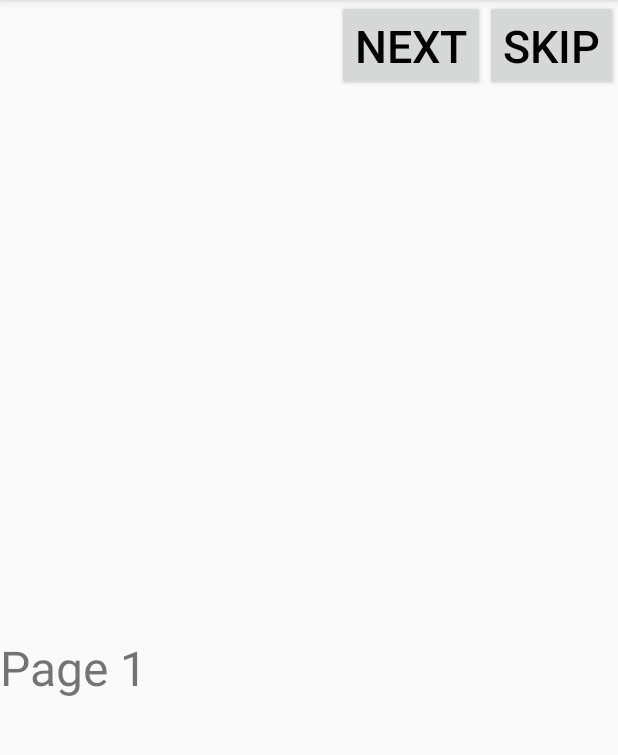
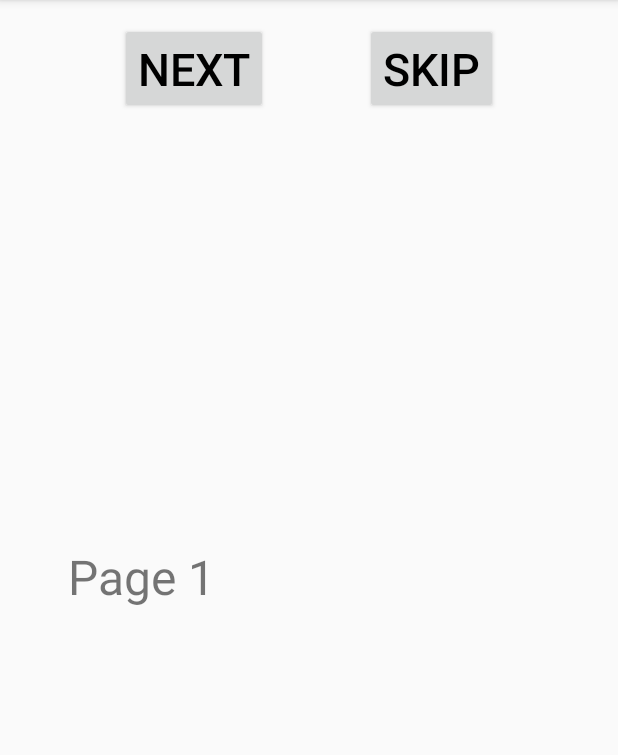
Before and after one commit to BigOnake/Spend-time, an Android app: the screen it shows after launch (IntroActivity), on a phone screen of 412 x 824 dp, the part 84-839 px from its top. Run offline under Robolectric (Android 15) with nearby library versions, the phone set to English and light mode, and no system bars.

Commit message:
upd: 1st hw done improved

```diff
--- a/app/src/main/AndroidManifest.xml
+++ b/app/src/main/AndroidManifest.xml
@@ -4,19 +4,20 @@
 
     <application
         android:allowBackup="true"
+        android:name=".App"
         android:icon="@mipmap/ic_launcher"
         android:label="@string/app_name"
         android:roundIcon="@mipmap/ic_launcher_round"
         android:supportsRtl="true"
         android:theme="@style/AppTheme">
-        <activity android:name=".viewPager.IntroActivity">
+        <activity android:name=".presentation.intro.IntroActivity">
             <intent-filter>
                 <action android:name="android.intent.action.MAIN" />
 
                 <category android:name="android.intent.category.LAUNCHER" />
             </intent-filter>
         </activity>
-        <activity android:name=".MainActivity">
+        <activity android:name=".presentation.main.MainActivity">
 
         </activity>
     </application>
--- /dev/null
+++ b/app/src/main/java/com/example/todourmat/App.java
@@ -0,0 +1,10 @@
+package com.example.todourmat;
+
+import android.app.Application;
+
+public class App extends Application {
+    @Override
+    public void onCreate() {
+        super.onCreate();
+    }
+}
--- /dev/null
+++ b/app/src/main/java/com/example/todourmat/presentation/intro/IntroActivity.java
@@ -0,0 +1,100 @@
+package com.example.todourmat.presentation.intro;
+
+import androidx.annotation.NonNull;
+import androidx.appcompat.app.AppCompatActivity;
+import androidx.fragment.app.Fragment;
+import androidx.fragment.app.FragmentManager;
+import androidx.fragment.app.FragmentPagerAdapter;
+import androidx.viewpager.widget.ViewPager;
+
+import android.content.Intent;
+import android.os.Bundle;
+import android.view.View;
+import android.widget.Button;
+
+import com.example.todourmat.presentation.main.MainActivity;
+import com.example.todourmat.R;
+
+public class IntroActivity extends AppCompatActivity {
+
+    private ViewPager viewPager;
+    private Button btnSkip, btnNext;
+
+    @Override
+    protected void onCreate(Bundle savedInstanceState) {
+        super.onCreate(savedInstanceState);
+        setContentView(R.layout.activity_intro);
+
+        viewPager = findViewById(R.id.view_pager);
+        viewPager.setAdapter(new IntroPagerAdapter(getSupportFragmentManager()));
+        btnSkip = findViewById(R.id.btn_skip);
+        btnNext = findViewById(R.id.btn_next);
+
+        btnSkip.setOnClickListener(new View.OnClickListener() {
+            @Override
+            public void onClick(View v) {
+                Intent intent = new Intent(IntroActivity.this, MainActivity.class);
+                startActivity(intent);
+                finish();
+            }
+        });
+
+        btnNext.setOnClickListener(new View.OnClickListener() {
+            @Override
+            public void onClick(View v) {
+                viewPager.setCurrentItem(viewPager.getCurrentItem() + 1, true);
+                /*switch (viewPager.getCurrentItem()) {
+                    case 0:
+                        viewPager.setCurrentItem(1);
+                        break;
+                    case 1:
+                        viewPager.setCurrentItem(2);
+                        break;
+                }*/
+            }
+        });
+
+        viewPager.addOnPageChangeListener(new ViewPager.OnPageChangeListener() {
+            @Override
+            public void onPageScrolled(int position, float positionOffset, int positionOffsetPixels) {
+            }
+
+            @Override
+            public void onPageSelected(int position) {
+                if (viewPager.getCurrentItem() == 2) {
+                    btnNext.setVisibility(View.GONE);
+                    btnSkip.setText("Start");
+                } else {
+                    btnSkip.setText("skip");
+                    btnNext.setVisibility(View.VISIBLE);
+                }
+            }
+
+            @Override
+            public void onPageScrollStateChanged(int state) {
+            }
+        });
+    }
+
+
+
+
+    public class IntroPagerAdapter extends FragmentPagerAdapter {
+
+        public IntroPagerAdapter(@NonNull FragmentManager fm) {
+            super(fm, FragmentPagerAdapter.BEHAVIOR_RESUME_ONLY_CURRENT_FRAGMENT);
+        }
+
+        @NonNull
+        @Override
+        public Fragment getItem(int position) {
+            IntroFragment.newInstance(position);
+            return IntroFragment.newInstance(position);
+        }
+
+        @Override
+        public int getCount() {
+            return 3;
+        }
+    }
+}
--- a/app/src/main/java/com/example/todourmat/viewPager/IntroFragment.java
+++ b/app/src/main/java/com/example/todourmat/presentation/intro/IntroFragment.java
@@ -1,14 +1,10 @@
-package com.example.todourmat.viewPager;
+package com.example.todourmat.presentation.intro;
 
-import android.content.Intent;
 import android.os.Bundle;
 
 import androidx.annotation.NonNull;
 import androidx.annotation.Nullable;
 import androidx.fragment.app.Fragment;
-import androidx.fragment.app.FragmentManager;
-import androidx.fragment.app.FragmentPagerAdapter;
-import androidx.viewpager.widget.ViewPager;
 
 import android.view.LayoutInflater;
 import android.view.View;
@@ -16,7 +12,6 @@ import android.view.ViewGroup;
 import android.widget.Button;
 import android.widget.TextView;
 
-import com.example.todourmat.MainActivity;
 import com.example.todourmat.R;
 
 /**
@@ -25,7 +20,15 @@ import com.example.todourmat.R;
 public class IntroFragment extends Fragment {
 
     private TextView textTitle;
-    private Button button;
+    public static final String ARG_POSITION = "position";
+
+    public static Fragment newInstance(int position){
+        Bundle bundle = new Bundle();  // bundle - это аргумент
+        bundle.putInt(IntroFragment.ARG_POSITION, position);
+        IntroFragment fragment = new IntroFragment();
+        fragment.setArguments(bundle);
+        return fragment;
+    }
 
     public IntroFragment() {
         // Required empty public constructor
@@ -41,33 +44,20 @@ public class IntroFragment extends Fragment {
     @Override
     public void onViewCreated(@NonNull View view, @Nullable Bundle savedInstanceState) {
         super.onViewCreated(view, savedInstanceState);
+
         final IntroActivity introActivity = (IntroActivity) getActivity();
         textTitle = view.findViewById(R.id.intr_text);
-        /*button = view.findViewById(R.id.btn_next);
-        button.setOnClickListener(new View.OnClickListener() {
-            @Override
-            public void onClick(View v) {
-                if (viewPager.getCurrentItem() == 1) {
-                    viewPager.setCurrentItem(2);
-                }else{
-                    viewPager.setCurrentItem(3);
-                }
-            }
-        });*/
 
-        int pos = getArguments().getInt("pos");
+        int pos = getArguments().getInt(ARG_POSITION);
         switch (pos) {
             case 0:
                 textTitle.setText("Page 1");
-                //button.setVisibility(View.VISIBLE);
                 break;
             case 1:
                 textTitle.setText("Page 2");
-                //button.setVisibility(View.VISIBLE);
                 break;
             case 2:
                 textTitle.setText("Page 3");
-                //button.setVisibility(View.GONE);
                 break;
         }
     }
--- a/app/src/main/java/com/example/todourmat/MainActivity.java
+++ b/app/src/main/java/com/example/todourmat/presentation/main/MainActivity.java
@@ -1,9 +1,11 @@
-package com.example.todourmat;
+package com.example.todourmat.presentation.main;
 
 import androidx.appcompat.app.AppCompatActivity;
 
 import android.os.Bundle;
 import android.util.Log;
+
+import com.example.todourmat.R;
 
 public class MainActivity extends AppCompatActivity {
 
--- a/app/src/main/java/com/example/todourmat/viewPager/IntroActivity.java
+++ /dev/null
@@ -1,102 +0,0 @@
-package com.example.todourmat.viewPager;
-
-import androidx.annotation.NonNull;
-import androidx.appcompat.app.AppCompatActivity;
-import androidx.fragment.app.Fragment;
-import androidx.fragment.app.FragmentManager;
-import androidx.fragment.app.FragmentPagerAdapter;
-import androidx.viewpager.widget.ViewPager;
-
-import android.content.Intent;
-import android.os.Bundle;
-import android.util.Log;
-import android.view.View;
-import android.widget.Button;
-
-import com.example.todourmat.MainActivity;
-import com.example.todourmat.R;
-
-public class IntroActivity extends AppCompatActivity {
-
-    private ViewPager viewPager;
-    private Button btn_skip, btn_next;
-
-    @Override
-    protected void onCreate(Bundle savedInstanceState) {
-        super.onCreate(savedInstanceState);
-        setContentView(R.layout.activity_intro);
-
-        viewPager = findViewById(R.id.viewPager);
-        viewPager.setAdapter(new SectionsPagerAdapter(getSupportFragmentManager()));
-
-        btn_skip = findViewById(R.id.btn_skip);
-        btn_next = findViewById(R.id.btn_next);
-        btn_skip.setOnClickListener(new View.OnClickListener() {
-            @Override
-            public void onClick(View v) {
-                Intent intent = new Intent(IntroActivity.this, MainActivity.class);
-                startActivity(intent);
-                finish();
-            }
-        });
-
-        btn_next.setOnClickListener(new View.OnClickListener() {
-            @Override
-            public void onClick(View v) {
-                viewPager.addOnPageChangeListener(new ViewPager.OnPageChangeListener() {
-                    @Override
-                    public void onPageScrolled(int position, float positionOffset, int positionOffsetPixels) {
-
-                    }
-
-                    @Override
-                    public void onPageSelected(int position) {
-                        if (viewPager.getCurrentItem() == 2) {
-                            btn_next.setVisibility(View.GONE);
-                            btn_skip.setText("Start");
-                        }else {
-                            btn_skip.setText("skip");
-                            btn_next.setVisibility(View.VISIBLE);
-                        }
-                    }
-
-                    @Override
-                    public void onPageScrollStateChanged(int state) {
-
-                    }
-                });
-                switch (viewPager.getCurrentItem()) {
-                    case 0:
-                        viewPager.setCurrentItem(1);
-                        break;
-                    case 1:
-                        viewPager.setCurrentItem(2);
-                        break;
-                }
-            }
-        });
-    }
-
-
-    public class SectionsPagerAdapter extends FragmentPagerAdapter {
-
-        public SectionsPagerAdapter(@NonNull FragmentManager fm) {
-            super(fm, FragmentPagerAdapter.BEHAVIOR_RESUME_ONLY_CURRENT_FRAGMENT);
-        }
-
-        @NonNull
-        @Override
-        public Fragment getItem(int position) {
-            Bundle bundle = new Bundle();
-            bundle.putInt("pos", position);
-            IntroFragment fragment = new IntroFragment();
-            fragment.setArguments(bundle);
-            return fragment;
-        }
-
-        @Override
-        public int getCount() {
-            return 3;
-        }
-    }
-}
--- a/app/src/main/res/layout/activity_intro.xml
+++ b/app/src/main/res/layout/activity_intro.xml
@@ -4,8 +4,8 @@
     xmlns:tools="http://schemas.android.com/tools"
     android:layout_width="match_parent"
     android:layout_height="match_parent"
-
-    tools:context=".viewPager.IntroActivity">
+    android:padding="15dp"
+    tools:context=".presentation.intro.IntroActivity">
 
     <Button
         android:id="@+id/btn_skip"
@@ -15,6 +15,7 @@
         android:textSize="30sp"
         android:textColor="@android:color/black"
         app:layout_constraintRight_toRightOf="parent"
+        app:layout_constraintLeft_toRightOf="@id/btn_next"
         app:layout_constraintTop_toTopOf="parent" />
 
     <Button
@@ -25,14 +26,15 @@
         android:textColor="@android:color/black"
         android:textSize="30sp"
         app:layout_constraintRight_toLeftOf="@id/btn_skip"
+        app:layout_constraintLeft_toLeftOf="parent"
         app:layout_constraintTop_toTopOf="parent" />
 
     <androidx.viewpager.widget.ViewPager
-        android:id="@+id/viewPager"
+        android:id="@+id/view_pager"
         android:layout_width="match_parent"
         android:layout_height="wrap_content"
-        android:layout_below="@id/btn_skip"
-        app:layout_constraintTop_toBottomOf="@id/btn_skip" />
+        app:layout_constraintTop_toTopOf="parent"
+        app:layout_constraintBottom_toBottomOf="parent"/>
 
 
 </androidx.constraintlayout.widget.ConstraintLayout>
--- a/app/src/main/res/layout/activity_main.xml
+++ b/app/src/main/res/layout/activity_main.xml
@@ -4,7 +4,7 @@
     xmlns:tools="http://schemas.android.com/tools"
     android:layout_width="match_parent"
     android:layout_height="match_parent"
-    tools:context=".MainActivity">
+    tools:context=".presentation.main.MainActivity">
 
     <TextView
         android:layout_width="wrap_content"
--- a/app/src/main/res/layout/fragment_intro.xml
+++ b/app/src/main/res/layout/fragment_intro.xml
@@ -5,7 +5,8 @@
     android:layout_width="match_parent"
     android:layout_height="match_parent"
     android:orientation="vertical"
-    tools:context=".viewPager.IntroFragment">
+    android:padding="30dp"
+    tools:context=".presentation.intro.IntroFragment">
 
     <!-- TODO: Update blank fragment layout -->
 
@@ -18,13 +19,4 @@
         app:layout_constraintBottom_toBottomOf="parent"
         app:layout_constraintTop_toTopOf="parent" />
 
-   <!-- <Button
-        android:id="@+id/btn_next"
-        android:layout_width="wrap_content"
-        android:layout_height="wrap_content"
-        android:text="Next"
-        android:textColor="@android:color/black"
-        android:textSize="30sp"
-        app:layout_constraintRight_toRightOf="parent"
-        app:layout_constraintTop_toTopOf="parent" />-->
 </androidx.constraintlayout.widget.ConstraintLayout>
```
